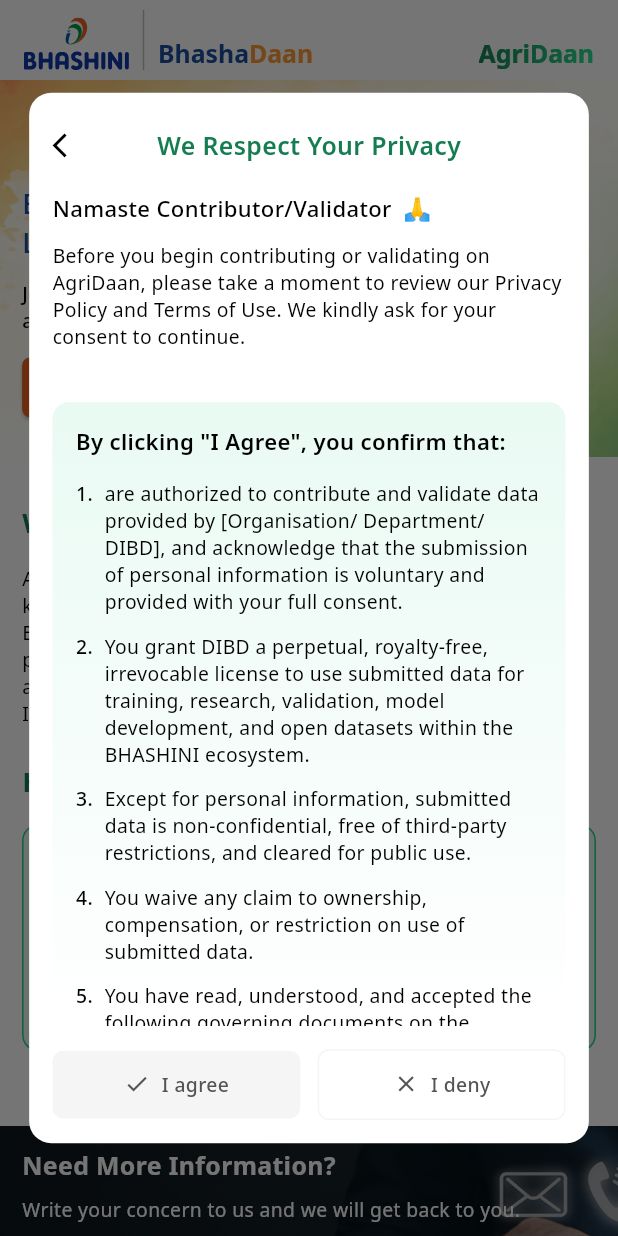
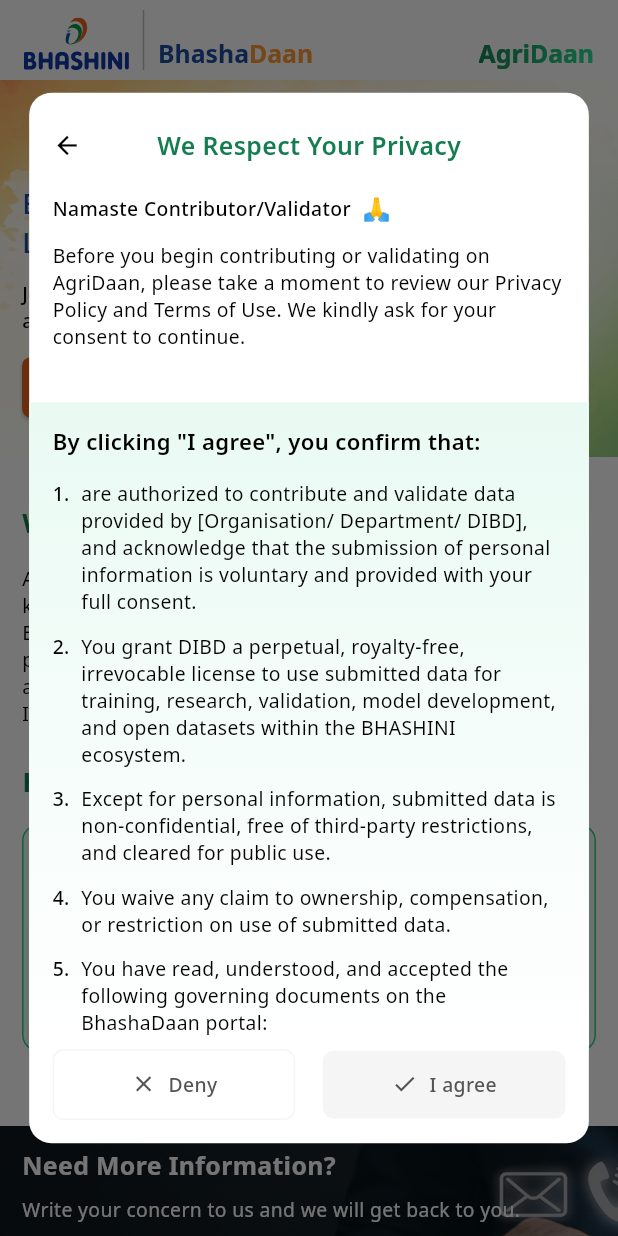
Before and after one commit to COSS-India/VoiceGive, a Flutter app: the CongratulationsScreen screen opened directly with empty values, after a tap on the "arrow circle left" icon, after a tap on "Let's Get Started", on a phone screen of 412 x 824 dp. Run offline on Flutter 3.47's test engine with Material 3 defaults, Android fonts, the phone set to English and light mode, and no system bars; our stand-ins replace cached_network_image, flutter_dotenv, flutter_screenutil, flutter_secure_storage, flutter_svg, google_fonts and 3 more; missing offline and left inert: encrypt, record; accounts and stored records are empty; project files that could hold a hidden picture were left out.

Commit message:
issue fixes

```diff
--- a/lib/common_widgets/consent_modal.dart
+++ b/lib/common_widgets/consent_modal.dart
@@ -48,7 +48,7 @@ class _InformedConsentModalState extends State<InformedConsentModal> {
                   GestureDetector(
                     onTap: widget.onDeny,
                     child: Icon(
-                      Icons.arrow_back_ios,
+                      Icons.arrow_back,
                       color: Colors.black,
                       size: 20.w,
                     ),
@@ -83,7 +83,7 @@ class _InformedConsentModalState extends State<InformedConsentModal> {
                         AppLocalizations.of(context).namasteContributor,
                         style: GoogleFonts.notoSans(
                           color: Colors.black,
-                          fontSize: 16.sp,
+                          fontSize: 14.sp,
                           fontWeight: FontWeight.w500,
                         ),
                       ),
@@ -113,8 +113,6 @@ class _InformedConsentModalState extends State<InformedConsentModal> {
 
             // Scrollable Content - Only the green container
             Expanded(
-              child: Padding(
-                padding: EdgeInsets.fromLTRB(16.w, 0, 16.w, 16.w),
               child: Container(
                 decoration: BoxDecoration(
                   gradient: LinearGradient(
@@ -125,15 +123,15 @@ class _InformedConsentModalState extends State<InformedConsentModal> {
                       Colors.white,
                     ],
                   ),
-                    borderRadius: BorderRadius.circular(12.r),
                 ),
                 child: SingleChildScrollView(
+                  scrollDirection: Axis.vertical,
                   padding: EdgeInsets.all(16.w),
                   child: Column(
                     crossAxisAlignment: CrossAxisAlignment.start,
                     children: [
                       Text(
-                          "By clicking \"I Agree\", you confirm that:",
+                        "By clicking \"${AppLocalizations.of(context).iAgree}\", you confirm that:",
                         style: GoogleFonts.notoSans(
                           color: Colors.black,
                           fontSize: 16.sp,
@@ -191,11 +189,10 @@ class _InformedConsentModalState extends State<InformedConsentModal> {
                       _buildCheckboxItem(
                         "Copyright & Licensing Policy",
                         _copyrightAccepted,
-                          (value) =>
-                              setState(() => _copyrightAccepted = value!),
+                        (value) => setState(() => _copyrightAccepted = value!),
                       ),
+                      SizedBox(height: 40.h),
                     ],
-                    ),
                   ),
                 ),
               ),
@@ -206,6 +203,39 @@ class _InformedConsentModalState extends State<InformedConsentModal> {
               padding: EdgeInsets.fromLTRB(16.w, 0, 16.w, 16.w),
               child: Row(
                 children: [
+                  Expanded(
+                    child: GestureDetector(
+                      onTap: widget.onDeny,
+                      child: Container(
+                        padding: EdgeInsets.symmetric(vertical: 14.w),
+                        decoration: BoxDecoration(
+                          color: Colors.white,
+                          borderRadius: BorderRadius.circular(8.r),
+                          border: Border.all(color: AppColors.lightGrey),
+                        ),
+                        child: Row(
+                          mainAxisAlignment: MainAxisAlignment.center,
+                          children: [
+                            Icon(
+                              Icons.close,
+                              color: AppColors.grey84,
+                              size: 18.w,
+                            ),
+                            SizedBox(width: 8.w),
+                            Text(
+                              "Deny",
+                              style: GoogleFonts.notoSans(
+                                color: AppColors.grey84,
+                                fontSize: 14.sp,
+                                fontWeight: FontWeight.w500,
+                              ),
+                            ),
+                          ],
+                        ),
+                      ),
+                    ),
+                  ),
+                  SizedBox(width: 20.h),
                   Expanded(
                     child: GestureDetector(
                       onTap: _allAccepted ? widget.onApprove : null,
@@ -234,39 +264,6 @@ class _InformedConsentModalState extends State<InformedConsentModal> {
                                 color: _allAccepted
                                     ? Colors.white
                                     : AppColors.grey84,
-                                fontSize: 14.sp,
-                                fontWeight: FontWeight.w500,
-                              ),
-                            ),
-                          ],
-                        ),
-                      ),
-                    ),
-                  ),
-                  SizedBox(width: 12.w),
-                  Expanded(
-                    child: GestureDetector(
-                      onTap: widget.onDeny,
-                      child: Container(
-                        padding: EdgeInsets.symmetric(vertical: 14.w),
-                        decoration: BoxDecoration(
-                          color: Colors.white,
-                          borderRadius: BorderRadius.circular(8.r),
-                          border: Border.all(color: AppColors.lightGrey),
-                        ),
-                        child: Row(
-                          mainAxisAlignment: MainAxisAlignment.center,
-                          children: [
-                            Icon(
-                              Icons.close,
-                              color: AppColors.grey84,
-                              size: 18.w,
-                            ),
-                            SizedBox(width: 8.w),
-                            Text(
-                              "I deny",
-                              style: GoogleFonts.notoSans(
-                                color: AppColors.grey84,
                                 fontSize: 14.sp,
                                 fontWeight: FontWeight.w500,
                               ),
@@ -315,31 +312,48 @@ class _InformedConsentModalState extends State<InformedConsentModal> {
 
   Widget _buildCheckboxItem(
       String text, bool value, ValueChanged<bool?> onChanged) {
-    return Row(
+    return InkWell(
+      onTap: () => onChanged(!value),
+      borderRadius: BorderRadius.circular(4),
+      child: Padding(
+        padding: const EdgeInsets.symmetric(vertical: 4),
+        child: Row(
           children: [
-        Checkbox(
-          value: value,
-          onChanged: onChanged,
-          activeColor: AppColors.darkGreen,
-          shape: RoundedRectangleBorder(
-            borderRadius: BorderRadius.circular(4.r),
+            AnimatedContainer(
+              duration: const Duration(milliseconds: 200),
+              width: 24,
+              height: 24,
+              decoration: BoxDecoration(
+                color: value ? AppColors.darkGreen : AppColors.lightBackground,
+                border: Border.all(
+                  color: AppColors.darkGreen,
+                  width: 2,
                 ),
+                borderRadius: BorderRadius.circular(4),
               ),
+              child: value
+                  ? const Icon(
+                      Icons.check,
+                      size: 16,
+                      color: Colors.white,
+                    )
+                  : null,
+            ),
+            const SizedBox(width: 12),
             Expanded(
-          child: GestureDetector(
-            onTap: () => onChanged(!value),
               child: Text(
                 text,
-              style: GoogleFonts.notoSans(
-                color: AppColors.darkGreen,
-                fontSize: 14.sp,
+                style: const TextStyle(
+                  fontSize: 14,
                   fontWeight: FontWeight.w500,
+                  color: Color(0xFF047857),
                   decoration: TextDecoration.underline,
                 ),
               ),
             ),
+          ],
         ),
-      ],
+      ),
     );
   }
 }
--- a/lib/common_widgets/error_page.dart
+++ b/lib/common_widgets/error_page.dart
@@ -1,7 +1,5 @@
-
 import 'package:flutter/material.dart';
 import 'package:flutter_screenutil/flutter_screenutil.dart';
-import 'package:flutter_svg/svg.dart';
 import 'package:google_fonts/google_fonts.dart';
 import 'package:bhashadaan/l10n/app_localizations.dart';
 import '../constants/app_colors.dart';
@@ -19,12 +17,10 @@ class ErrorPage extends StatelessWidget {
               Center(
                 child: Padding(
                   padding: EdgeInsets.only(top: 160).w,
-                  child: SvgPicture.asset(
-                    'assets/img/Unexpected_error.svg',
-                    alignment: Alignment.center,
-                    // width: MediaQuery.of(context).size.width,
-                    // height: MediaQuery.of(context).size.height,
-                    fit: BoxFit.cover,
+                  child: Icon(
+                    Icons.error_outline,
+                    color: AppColors.darkGreen,
+                    size: 100.w,
                   ),
                 ),
               ),
--- a/lib/screens/congratulations_screen/congratulations_screen.dart
+++ b/lib/screens/congratulations_screen/congratulations_screen.dart
@@ -141,7 +141,8 @@ class _CongratulationsScreenState extends State<CongratulationsScreen>
                     // Action Buttons
                     _buildActionButtons(),
                     // Add extra bottom padding to ensure buttons are above navigation bar
-                    SizedBox(height: MediaQuery.of(context).padding.bottom + 20.w),
+                    SizedBox(
+                        height: MediaQuery.of(context).padding.bottom + 20.w),
                   ],
                 ),
               ),
@@ -161,35 +162,11 @@ class _CongratulationsScreenState extends State<CongratulationsScreen>
           child: Column(
             children: [
               // Badge
-              Container(
+              ImageWidget(
+                height: 120.w,
                 width: 120.w,
-                height: 120.w,
-                decoration: BoxDecoration(
-                  shape: BoxShape.circle,
-                  boxShadow: [
-                    BoxShadow(
-                      color: AppColors.darkGreen.withValues(alpha: 0.3),
-                      spreadRadius: 4,
-                      blurRadius: 8,
-                      offset: const Offset(0, 4),
-                    ),
-                  ],
-                ),
-                child: ClipOval(
-                  child: Container(
-                    height: 120.w,
-                    width: 120.w,
-                    decoration: BoxDecoration(
-                      color: Colors.transparent,
-                    ),
-                    child: ImageWidget(
-                      height: 120.w,
-                      width: 120.w,
-                      imageUrl: "assets/images/logo.svg",
-                      boxFit: BoxFit.contain,
-                    ),
-                  ),
-                ),
+                imageUrl: "assets/images/bolo_logo.png",
+                boxFit: BoxFit.contain,
               ),
               SizedBox(height: 24.w),
               // Congratulations Text
```
Also changed, not shown: assets/images/bolo_logo.png (added). Lines whose indentation alone changed are shown as unchanged.
